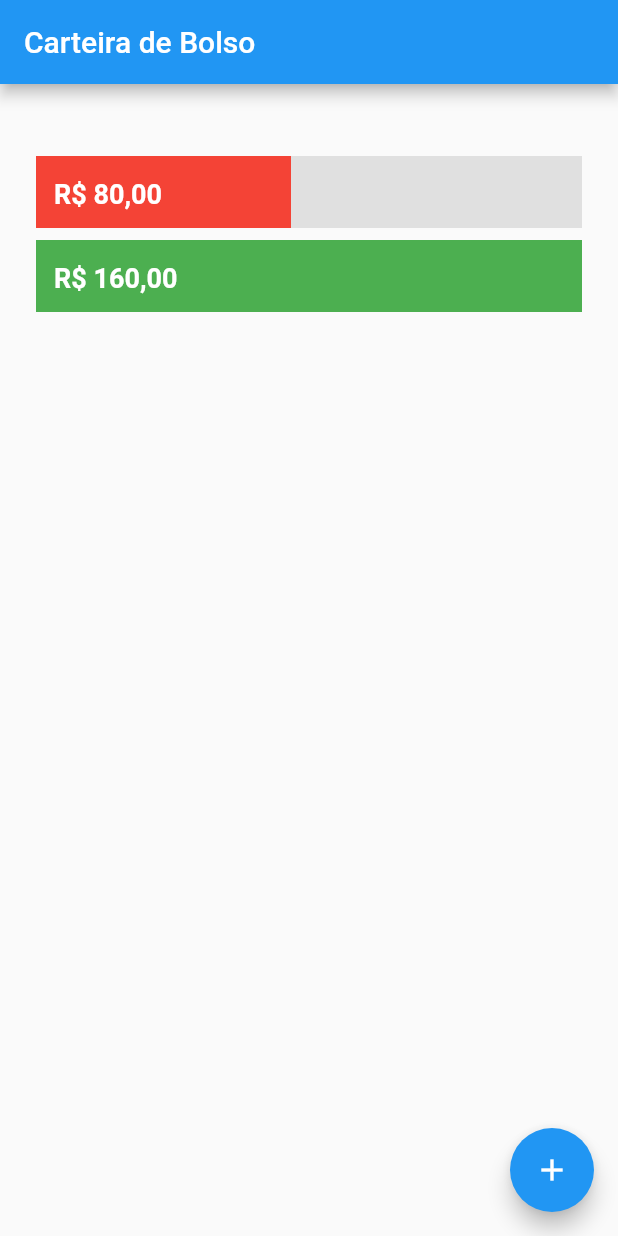
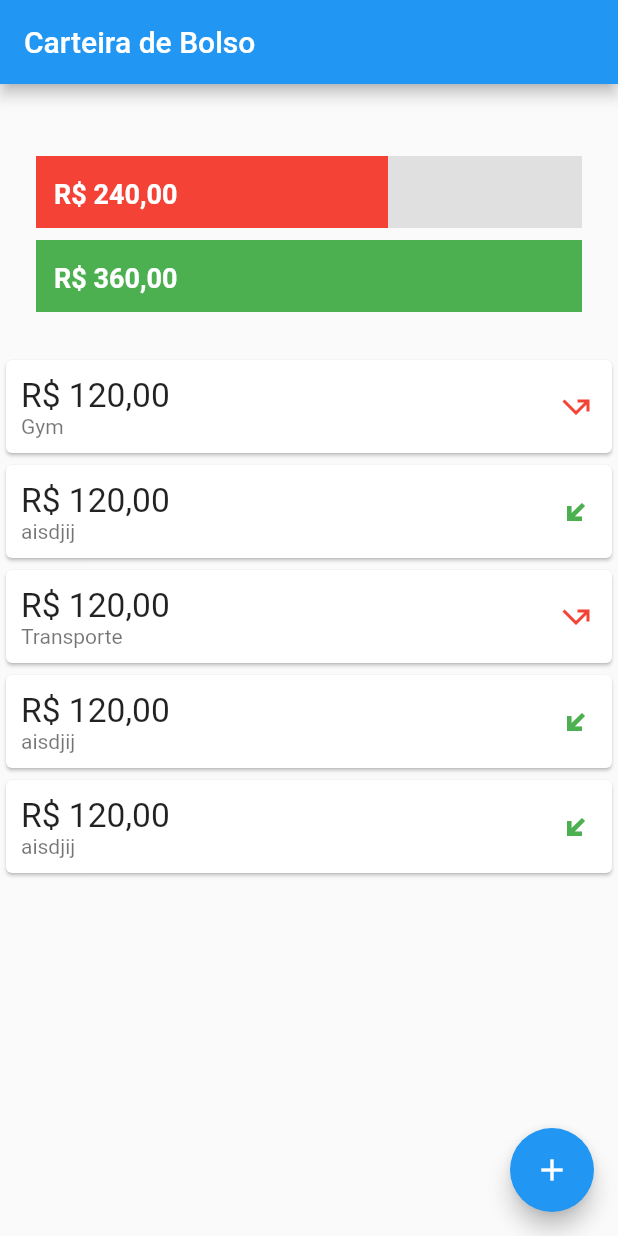
Before and after one commit to gabrielbmoro/pocketWalletApp, a Flutter app: the screen it shows after launch, on a phone screen of 412 x 824 dp. Run offline on Flutter 3.47's test engine with Material 2 defaults, Android fonts, the phone set to English and light mode, and no system bars.

Commit message:
Integrating the chart and the list

```diff
--- a/lib/screens/home/home_page.dart
+++ b/lib/screens/home/home_page.dart
@@ -3,6 +3,7 @@
 // found in the LICENSE file.
 
 import 'package:flutter/material.dart';
+import 'package:pocketwallet/screens/home/transactions/transactions_list.dart';
 import 'walletreport/wallet_report.dart';
 
 const String HOME_PAGE_TITLE = 'Carteira de Bolso';
@@ -14,7 +15,14 @@ class HomePage extends StatelessWidget {
       appBar: AppBar(
         title: Text(HOME_PAGE_TITLE),
       ),
-      body: WalletReport(),
+      body: SingleChildScrollView(
+          child: Column(
+            children: <Widget>[
+              WalletReport(),
+              TransactionsList(),
+            ],
+        ),
+      ),
       floatingActionButton: FloatingActionButton(
         child: Icon(Icons.add),
         onPressed: ()=> {
--- a/lib/screens/home/transactions/transactions_list.dart
+++ b/lib/screens/home/transactions/transactions_list.dart
@@ -15,7 +15,7 @@ class TransactionsList extends StatefulWidget {
 //String source, double value, int month, int year
 class TransactionsState extends State {
 
-  List<Transaction> transactionList = [
+  List<Transaction> _transactionList = [
     Expense(ExpenseType.GYM, 120.0, 1, 20),
     Income('aisdjij', 120.0, 1, 20),
     Expense(ExpenseType.TRANSPORT, 120.0, 1, 20),
@@ -26,10 +26,13 @@ class TransactionsState extends State {
   @override
   Widget build(BuildContext context) {
     return ListView.builder(
+      scrollDirection: Axis.vertical,
+      shrinkWrap: true,
+      physics: const NeverScrollableScrollPhysics(),
       itemBuilder: (context, index) {
-        return TransactionCard(transactionList[index]);
+        return TransactionCard(_transactionList[index]);
       },
-      itemCount: transactionList.length,
+      itemCount: _transactionList.length,
     );
   }
 }
--- a/lib/screens/home/walletreport/wallet_report.dart
+++ b/lib/screens/home/walletreport/wallet_report.dart
@@ -13,13 +13,18 @@ class WalletReport extends StatefulWidget {
 
 class _WalletReportState extends State<WalletReport>
     with SingleTickerProviderStateMixin {
+
   final int _animationDuration = 3000;
+  final double _height = 180.0;
 
   double _fraction = 0.0;
-  Animation<double> animation;
+  Animation<double> _animation;
   List<Transaction> _transactionList = [
-    Income('aisdjij', 160.0, 1, 20),
-    Expense(ExpenseType.TRANSPORT, 80.0, 1, 20),
+    Expense(ExpenseType.GYM, 120.0, 1, 20),
+    Income('aisdjij', 120.0, 1, 20),
+    Expense(ExpenseType.TRANSPORT, 120.0, 1, 20),
+    Income('aisdjij', 120.0, 1, 20),
+    Income('aisdjij', 120.0, 1, 20),
   ];
 
   @override
@@ -30,10 +35,10 @@ class _WalletReportState extends State<WalletReport>
           milliseconds: _animationDuration,
         ),
         vsync: this);
-    animation = Tween(begin: 0.0, end: 1.0).animate(controller)
+    _animation = Tween(begin: 0.0, end: 1.0).animate(controller)
       ..addListener(() {
         setState(() {
-          _fraction = animation.value;
+          _fraction = _animation.value;
         });
       });
     controller.forward();
@@ -41,16 +46,16 @@ class _WalletReportState extends State<WalletReport>
 
   @override
   Widget build(BuildContext context) {
+    double width = screenWidth(context);
     return Container(
-      width: 200,
-      height: 200,
+      width: width,
+      height: _height,
       child: CustomPaint(
         painter: LineChartPainter(
-            screenWidth(
-              context,
-            ),
-            _transactionList,
-            _fraction),
+          width,
+          _transactionList,
+          _fraction,
+        ),
       ),
     );
   }
```
